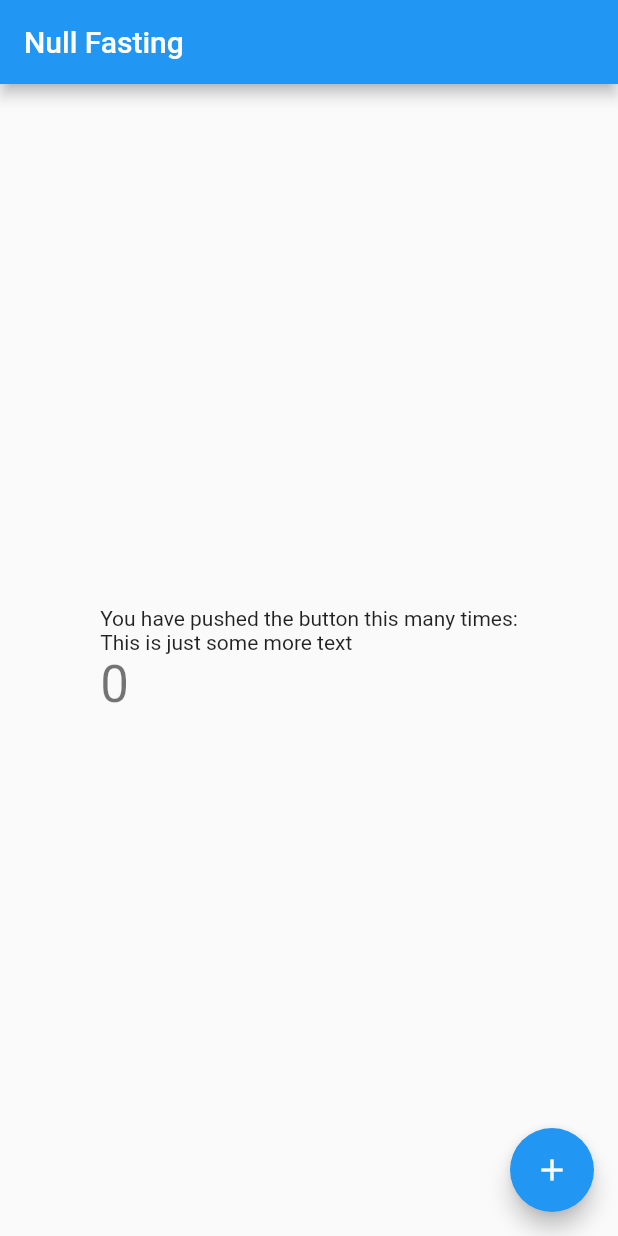
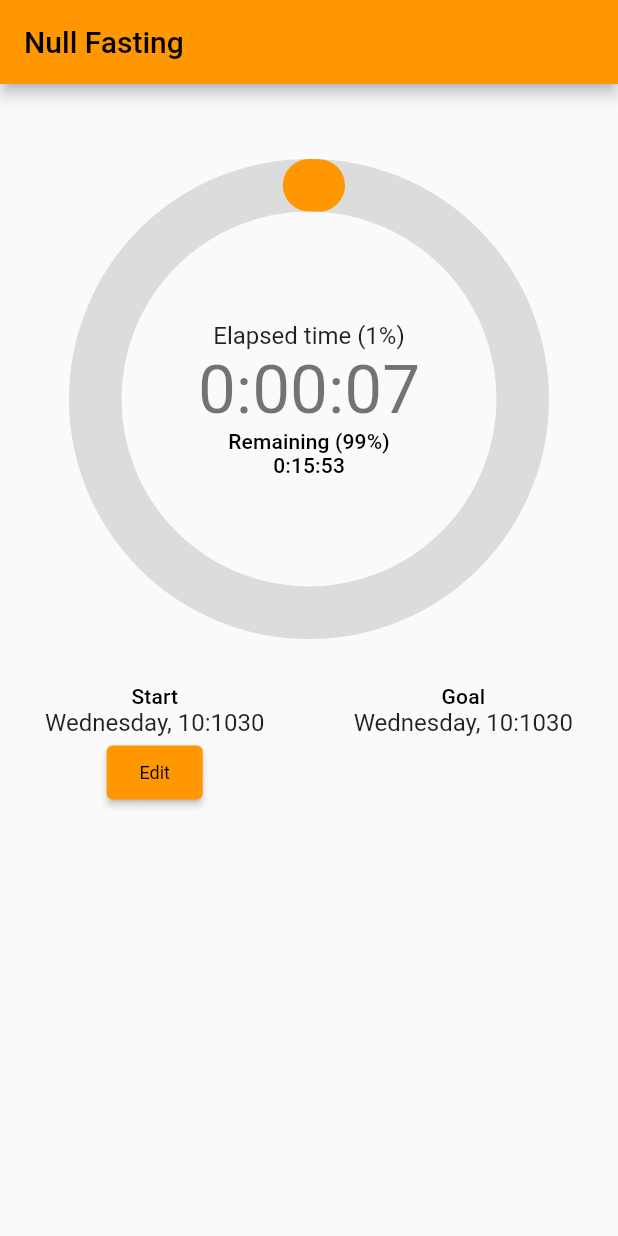
Before and after one commit to pithuene/null, a Flutter app: the screen it shows after launch, on a phone screen of 412 x 824 dp. Run offline on Flutter 3.47's test engine with Material 2 defaults, Android fonts, the phone set to English and light mode, and no system bars; drawn by our look-alikes of percent_indicator.

Commit message:
Basic main screen

```diff
--- a/lib/main.dart
+++ b/lib/main.dart
@@ -1,4 +1,7 @@
 import 'package:flutter/material.dart';
+import 'dart:async';
+import 'package:intl/intl.dart';
+import 'package:percent_indicator/percent_indicator.dart';
 
 void main() {
   runApp(const MyApp());
@@ -13,7 +16,7 @@ class MyApp extends StatelessWidget {
     return MaterialApp(
       title: 'Flutter Demo',
       theme: ThemeData(
-        primarySwatch: Colors.blue,
+        primarySwatch: Colors.orange,
       ),
       home: const MyHomePage(title: 'Null Fasting'),
     );
@@ -29,42 +32,166 @@ class MyHomePage extends StatefulWidget {
   State<MyHomePage> createState() => _MyHomePageState();
 }
 
-class _MyHomePageState extends State<MyHomePage> {
-  int _counter = 0;
+class StartTime extends StatelessWidget {
+  const StartTime({
+    Key? key,
+    this.startDate,
+    this.onStartDateChange,
+  }) : super(key: key);
 
-  void _incrementCounter() {
-    setState(() {
-      _counter++;
-    });
+  final DateTime? startDate;
+  final ValueSetter<DateTime>? onStartDateChange;
+
+  void selectStartDate(BuildContext context) async {
+    var selectedDate = await showDatePicker(context: context, initialDate: DateTime.now(), firstDate: DateTime(1900), lastDate: DateTime(2100)) ?? DateTime.now();
+    if (onStartDateChange != null) {
+      onStartDateChange!(selectedDate);
+    }
   }
 
   @override
   Widget build(BuildContext context) {
+    final ButtonStyle changeButtonStyle = ElevatedButton.styleFrom(
+      textStyle: const TextStyle(fontSize: 12),
+      padding: EdgeInsets.all(10),
+    );
+    final TextStyle? startLabelStyle = Theme.of(context).textTheme.subtitle2;
+    final TextStyle? dateLabelStyle = Theme.of(context).textTheme.subtitle1;
+    return Column(
+          mainAxisAlignment: MainAxisAlignment.start,
+          crossAxisAlignment: CrossAxisAlignment.center,
+          children: <Widget>[
+            Text('Start', style: startLabelStyle),
+            Text(DateFormat("EEEE, H:Hm").format(startDate ?? DateTime(0)), style: dateLabelStyle),
+            ElevatedButton(
+              style: changeButtonStyle,
+              onPressed: () => selectStartDate(context),
+              child: const Text('Edit'),
+            ),
+          ],
+        );
+  }
+}
+
+class GoalTime extends StatelessWidget {
+  const GoalTime({
+    Key? key,
+    this.startDate,
+    this.duration,
+  }) : super(key: key);
+
+  final DateTime? startDate;
+  final Duration? duration;
+
+  @override
+  Widget build(BuildContext context) {
+    final ButtonStyle changeButtonStyle = ElevatedButton.styleFrom(
+      textStyle: const TextStyle(fontSize: 12),
+      padding: EdgeInsets.all(10),
+    );
+    final TextStyle? startLabelStyle = Theme.of(context).textTheme.subtitle2;
+    final TextStyle? dateLabelStyle = Theme.of(context).textTheme.subtitle1;
+    return Column(
+          mainAxisAlignment: MainAxisAlignment.start,
+          crossAxisAlignment: CrossAxisAlignment.center,
+          children: <Widget>[
+            Text('Goal', style: startLabelStyle),
+            Text(DateFormat("EEEE, H:Hm").format(startDate ?? DateTime(0)), style: dateLabelStyle),
+          ],
+        );
+  }
+}
+
+class _MyHomePageState extends State<MyHomePage> {
+  DateTime start = DateTime.now();
+  Duration fastDuration = Duration(minutes: 16); // TODO: Change back to 16h
+  Timer? tickTimer;
+  Duration elapsed = Duration(hours: 5);
+  double elapsedPercent = 0;
+  Duration remaining = Duration();
+
+  @override
+  void initState() {
+    super.initState();
+    tickTimer = Timer.periodic(Duration(seconds: 1), (timer) {
+      setState(() {
+        DateTime now = DateTime.now();
+        elapsed = now.difference(start);
+        remaining = fastDuration - elapsed;
+        elapsedPercent = elapsed.inSeconds / fastDuration.inSeconds;
+      });
+    });
+  }
+
+  void setStartDate(DateTime newStartDate) {
+    setState(() {
+      start = newStartDate;
+    });
+  }
+
+  String elapsedTimeLabel() {
+    int percent = (elapsedPercent * 100).round();
+    return 'Elapsed time ($percent%)';
+  }
+
+  String remainingTimeLabel() {
+    int percent = 100 - (elapsedPercent * 100).round();
+    return 'Remaining ($percent%)';
+  }
+
+  @override
+  Widget build(BuildContext context) {
+    final ButtonStyle buttonStyle = ElevatedButton.styleFrom(textStyle: const TextStyle(fontSize: 20));
     return Scaffold(
       appBar: AppBar(
         title: Text(widget.title),
       ),
       body: Center(
         child: Column(
-          mainAxisAlignment: MainAxisAlignment.center,
-          crossAxisAlignment: CrossAxisAlignment.start,
+          mainAxisAlignment: MainAxisAlignment.start,
+          crossAxisAlignment: CrossAxisAlignment.center,
           children: <Widget>[
-            const Text(
-              'You have pushed the button this many times:',
-            ),
-            const Text('This is just some more text'),
-            Text(
-              '$_counter',
-              style: Theme.of(context).textTheme.headline4,
+            SizedBox(height: 50),
+            new CircularPercentIndicator(
+                radius: 320.0,
+                lineWidth: 35.0,
+                animation: false,
+                percent: elapsedPercent,
+                center:
+                  Column(
+                    mainAxisAlignment: MainAxisAlignment.center,
+                    crossAxisAlignment: CrossAxisAlignment.center,
+                    children: <Widget>[
+                      Text(elapsedTimeLabel(), style: Theme.of(context).textTheme.subtitle1),
+                      Text(
+                        elapsed.toString().split('.').first,
+                        style: Theme.of(context).textTheme.headline3,
+                      ),
+                      Text(remainingTimeLabel(), style: Theme.of(context).textTheme.subtitle2),
+                      Text(
+                        remaining.toString().split('.').first,
+                        style: Theme.of(context).textTheme.subtitle2,
+                      ),
+                    ],
+                  ),
+                circularStrokeCap: CircularStrokeCap.round,
+                progressColor: Colors.orange,
+                backgroundColor: Colors.black12,
+              ),
+            Container(
+              child: Row(
+                crossAxisAlignment: CrossAxisAlignment.start,
+                children: <Widget>[
+                  StartTime(startDate: start, onStartDateChange: setStartDate),
+                  Spacer(),
+                  GoalTime(startDate: start, duration: fastDuration),
+                ],
+              ),
+              margin: EdgeInsets.all(30),
             ),
           ],
         ),
       ),
-      floatingActionButton: FloatingActionButton(
-        onPressed: _incrementCounter,
-        tooltip: 'Increment',
-        child: const Icon(Icons.add),
-      ),
     );
   }
 }
--- a/pubspec.yaml
+++ b/pubspec.yaml
@@ -29,6 +29,8 @@ environment:
 dependencies:
   flutter:
     sdk: flutter
+  intl: ^0.17.0
+  percent_indicator: ^3.4.0
 
 
   # The following adds the Cupertino Icons font to your application.
```
Also changed, not shown: pubspec.lock.
